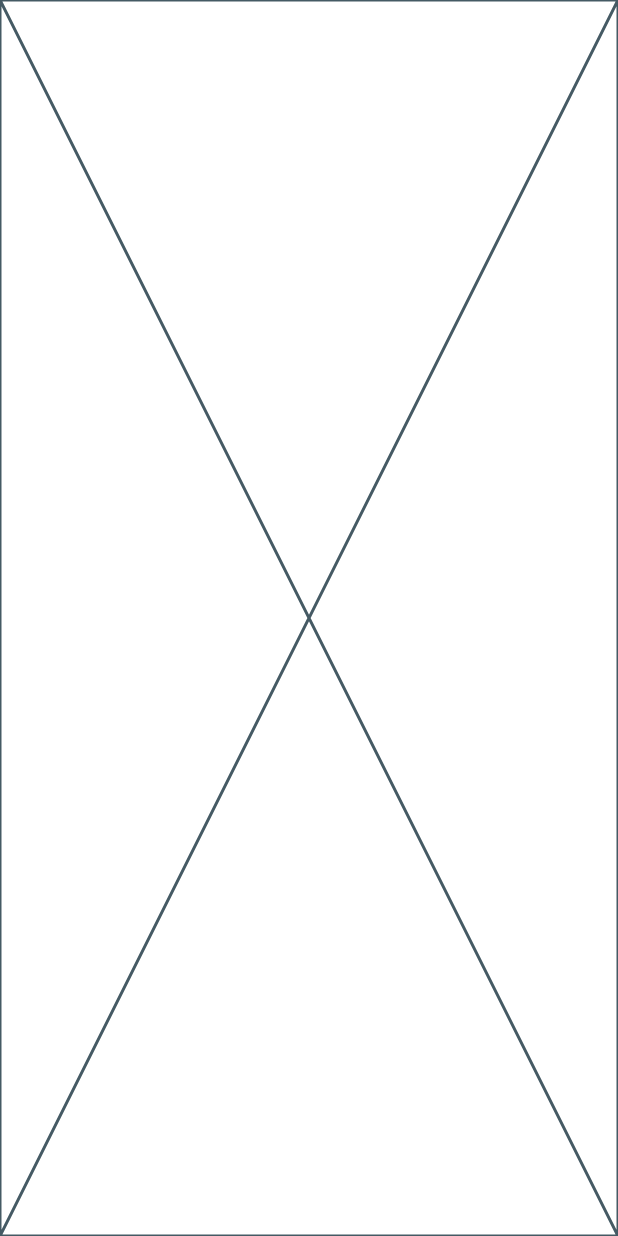
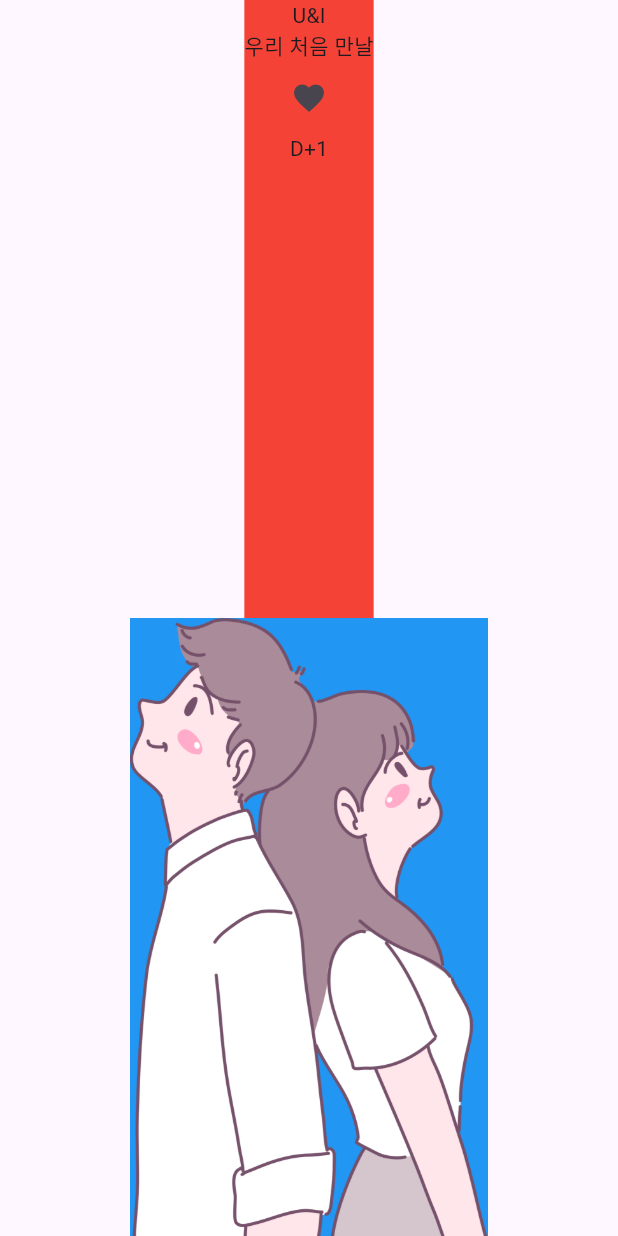
Before and after one commit to Yochan1101/u_n_i, a Flutter app: the screen it shows after launch, on a phone screen of 412 x 824 dp. Run offline on Flutter 3.47's test engine with Material 3 defaults, Android fonts, the phone set to English and light mode, and no system bars.

Commit message:
feat: 기본 레이아웃 작업

```diff
--- a/lib/screen/home_screen.dart
+++ b/lib/screen/home_screen.dart
@@ -5,6 +5,38 @@ class HomeScreen extends StatelessWidget {
 
   @override
   Widget build(BuildContext context) {
-    return const Placeholder();
+    return Scaffold(
+      body: SafeArea(
+        child: SizedBox(
+          width: MediaQuery.of(context).size.width,
+          child: Column(
+            children: [
+              Expanded(
+                child: Container(
+                  color: Colors.red,
+                  child: Column(
+                    children: [
+                      const Text('U&I'),
+                      const Text("우리 처음 만날"),
+                      IconButton(
+                        onPressed: () {},
+                        icon: const Icon(Icons.favorite),
+                      ),
+                      const Text('D+1')
+                    ],
+                  ),
+                ),
+              ),
+              Expanded(
+                child: Container(
+                  color: Colors.blue,
+                  child: Image.asset('asset/img/middle_image.png'),
+                ),
+              ),
+            ],
+          ),
+        ),
+      ),
+    );
   }
 }
```
